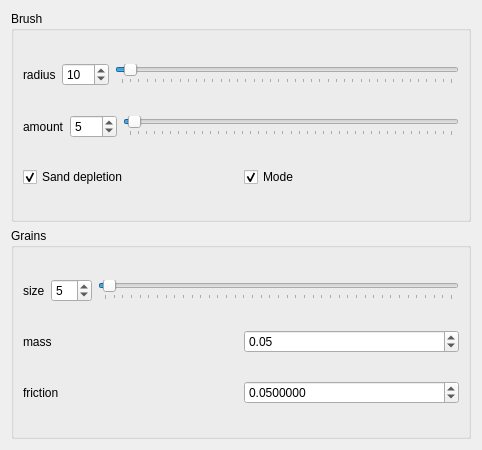
Above: krita/plugins/paintops/sand/wdgsandoptions.ui from KDE/calligra before the change. Below: the same form after it.
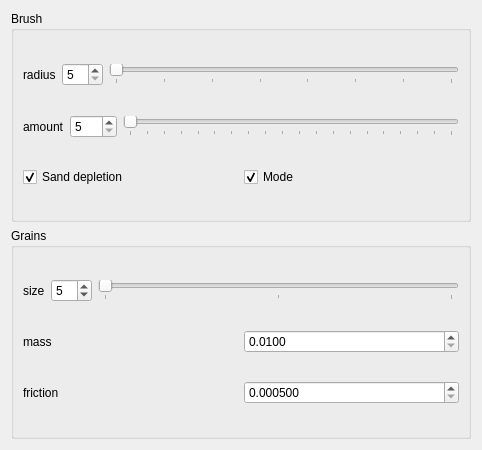
That is the form after the change.

Commit message: Fixed the resize shortcut and set the default settings of the brush.

Diff of the .ui file:
```diff
--- a/krita/plugins/paintops/sand/wdgsandoptions.ui
+++ b/krita/plugins/paintops/sand/wdgsandoptions.ui
@@ -42,21 +42,30 @@
           </item>
           <item>
            <widget class="QSpinBox" name="radiusSpinBox">
+            <property name="minimum">
+             <number>5</number>
+            </property>
             <property name="maximum">
-             <number>400</number>
+             <number>40</number>
             </property>
             <property name="value">
-             <number>10</number>
+             <number>5</number>
             </property>
            </widget>
           </item>
           <item>
            <widget class="QSlider" name="radiusSlider">
+            <property name="minimum">
+             <number>5</number>
+            </property>
             <property name="maximum">
-             <number>400</number>
+             <number>40</number>
+            </property>
+            <property name="pageStep">
+             <number>5</number>
             </property>
             <property name="value">
-             <number>10</number>
+             <number>5</number>
             </property>
             <property name="orientation">
              <enum>Qt::Horizontal</enum>
@@ -79,8 +88,11 @@
           </item>
           <item>
            <widget class="QSpinBox" name="amountSpinBox">
+            <property name="minimum">
+             <number>5</number>
+            </property>
             <property name="maximum">
-             <number>400</number>
+             <number>100</number>
             </property>
             <property name="value">
              <number>5</number>
@@ -89,8 +101,14 @@
           </item>
           <item>
            <widget class="QSlider" name="amountSlider">
+            <property name="minimum">
+             <number>5</number>
+            </property>
             <property name="maximum">
-             <number>400</number>
+             <number>100</number>
+            </property>
+            <property name="pageStep">
+             <number>5</number>
             </property>
             <property name="value">
              <number>5</number>
@@ -160,8 +178,14 @@
           </item>
           <item>
            <widget class="QSlider" name="sizeSlider">
+            <property name="minimum">
+             <number>5</number>
+            </property>
             <property name="maximum">
-             <number>400</number>
+             <number>15</number>
+            </property>
+            <property name="pageStep">
+             <number>5</number>
             </property>
             <property name="value">
              <number>5</number>
@@ -187,9 +211,21 @@
           </item>
           <item>
            <widget class="QDoubleSpinBox" name="massDoubleSpinBox">
-            <property name="value">
+            <property name="decimals">
+             <number>4</number>
+            </property>
+            <property name="minimum">
+             <double>0.010000000000000</double>
+            </property>
+            <property name="maximum">
+             <double>2.000000000000000</double>
+            </property>
+            <property name="singleStep">
              <double>0.050000000000000</double>
             </property>
+            <property name="value">
+             <double>0.010000000000000</double>
+            </property>
            </widget>
           </item>
          </layout>
@@ -206,16 +242,19 @@
           <item>
            <widget class="QDoubleSpinBox" name="frictionDoubleSpinBox">
             <property name="decimals">
-             <number>7</number>
+             <number>6</number>
+            </property>
+            <property name="minimum">
+             <double>0.000500000000000</double>
             </property>
             <property name="maximum">
-             <double>1.000000000000000</double>
+             <double>99.000000000000000</double>
             </property>
             <property name="singleStep">
              <double>1.000000000000000</double>
             </property>
             <property name="value">
-             <double>0.050000000000000</double>
+             <double>0.000500000000000</double>
             </property>
            </widget>
           </item>
```
Left out of the diff: 8 changed lines with no effect on the pictures. The commit also changes 1 other file.
